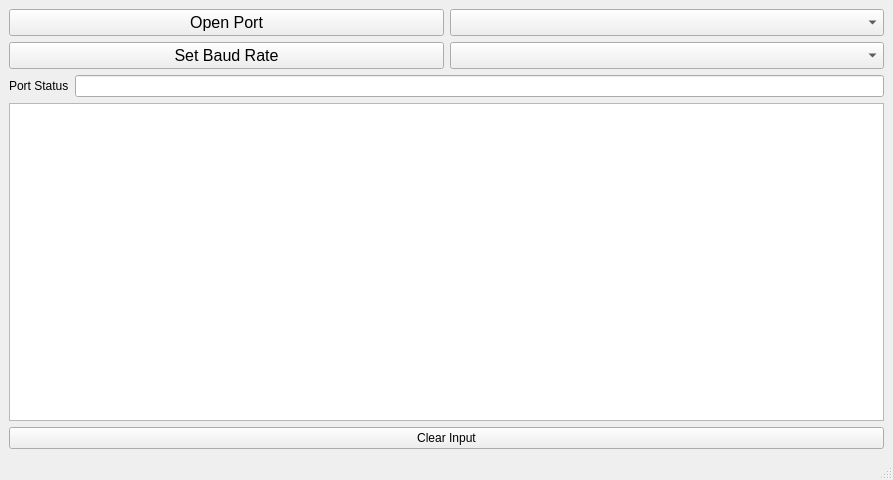
This is SerialPortTest/mainwindow.ui in mpheng666/qt_random_stuff as Qt 5 draws it before an edit. The edited form follows.
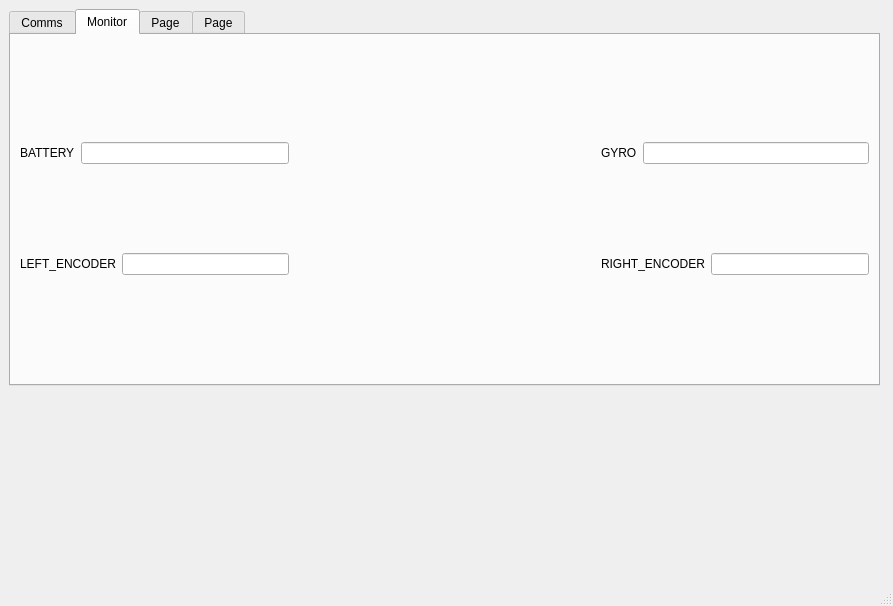
This is the edited form. The open tabs and pages were chosen to show the change.

Commit message: Add monitor tab

```diff
--- a/SerialPortTest/mainwindow.ui
+++ b/SerialPortTest/mainwindow.ui
@@ -7,7 +7,7 @@
     <x>0</x>
     <y>0</y>
     <width>893</width>
-    <height>480</height>
+    <height>606</height>
    </rect>
   </property>
   <property name="windowTitle">
@@ -23,7 +23,23 @@
      <verstretch>0</verstretch>
     </sizepolicy>
    </property>
-   <layout class="QVBoxLayout" name="verticalLayout_2">
+   <widget class="QTabWidget" name="tabWidget_application">
+    <property name="geometry">
+     <rect>
+      <x>9</x>
+      <y>9</y>
+      <width>871</width>
+      <height>377</height>
+     </rect>
+    </property>
+    <property name="currentIndex">
+     <number>2</number>
+    </property>
+    <widget class="QWidget" name="tab_comms">
+     <attribute name="title">
+      <string>Comms</string>
+     </attribute>
+     <layout class="QVBoxLayout" name="verticalLayout_3">
     <item>
      <layout class="QVBoxLayout" name="verticalLayout">
       <item>
@@ -128,6 +144,132 @@
      </layout>
     </item>
    </layout>
+    </widget>
+    <widget class="QWidget" name="tab_monitor">
+     <attribute name="title">
+      <string>Monitor</string>
+     </attribute>
+     <layout class="QVBoxLayout" name="verticalLayout_6">
+      <item>
+       <layout class="QHBoxLayout" name="horizontalLayout_9">
+        <item>
+         <layout class="QVBoxLayout" name="verticalLayout_4">
+          <item>
+           <layout class="QHBoxLayout" name="horizontalLayout_2">
+            <item>
+             <widget class="QLabel" name="label_battery">
+              <property name="text">
+               <string>BATTERY</string>
+              </property>
+             </widget>
+            </item>
+            <item>
+             <widget class="QLineEdit" name="lineEdit_battery"/>
+            </item>
+           </layout>
+          </item>
+          <item>
+           <layout class="QHBoxLayout" name="horizontalLayout_4">
+            <item>
+             <widget class="QLabel" name="label_lencoder">
+              <property name="text">
+               <string>LEFT_ENCODER</string>
+              </property>
+             </widget>
+            </item>
+            <item>
+             <widget class="QLineEdit" name="lineEdit_lencoder"/>
+            </item>
+           </layout>
+          </item>
+         </layout>
+        </item>
+        <item>
+         <widget class="QLabel" name="label_mouse_pic">
+          <property name="minimumSize">
+           <size>
+            <width>300</width>
+            <height>300</height>
+           </size>
+          </property>
+          <property name="frameShadow">
+           <enum>QFrame::Raised</enum>
+          </property>
+          <property name="text">
+           <string/>
+          </property>
+         </widget>
+        </item>
+        <item>
+         <layout class="QVBoxLayout" name="verticalLayout_5">
+          <item>
+           <layout class="QHBoxLayout" name="horizontalLayout_3">
+            <item>
+             <widget class="QLabel" name="label_gyro">
+              <property name="text">
+               <string>GYRO</string>
+              </property>
+             </widget>
+            </item>
+            <item>
+             <widget class="QLineEdit" name="lineEdit_gyro"/>
+            </item>
+           </layout>
+          </item>
+          <item>
+           <layout class="QHBoxLayout" name="horizontalLayout_7">
+            <item>
+             <widget class="QLabel" name="label_rencoder">
+              <property name="text">
+               <string>RIGHT_ENCODER</string>
+              </property>
+             </widget>
+            </item>
+            <item>
+             <widget class="QLineEdit" name="lineEdit_rencoder"/>
+            </item>
+           </layout>
+          </item>
+         </layout>
+        </item>
+       </layout>
+      </item>
+     </layout>
+    </widget>
+    <widget class="QWidget" name="tab_tune">
+     <attribute name="title">
+      <string>Page</string>
+     </attribute>
+     <layout class="QVBoxLayout" name="verticalLayout_7">
+      <item>
+       <widget class="QTableWidget" name="tableWidget"/>
+      </item>
+      <item>
+       <layout class="QHBoxLayout" name="horizontalLayout_8">
+        <item>
+         <widget class="QPushButton" name="pushButton_2">
+          <property name="text">
+           <string>Save Parameters</string>
+          </property>
+         </widget>
+        </item>
+        <item>
+         <widget class="QPushButton" name="pushButton">
+          <property name="text">
+           <string>Load Parameters</string>
+          </property>
+         </widget>
+        </item>
+       </layout>
+      </item>
+     </layout>
+    </widget>
+    <widget class="QWidget" name="tab">
+     <attribute name="title">
+      <string>Page</string>
+     </attribute>
+    </widget>
+   </widget>
   </widget>
   <widget class="QMenuBar" name="menubar">
    <property name="geometry">
```
Lines whose indentation alone changed are shown as unchanged. The commit also changes 7 other files.
